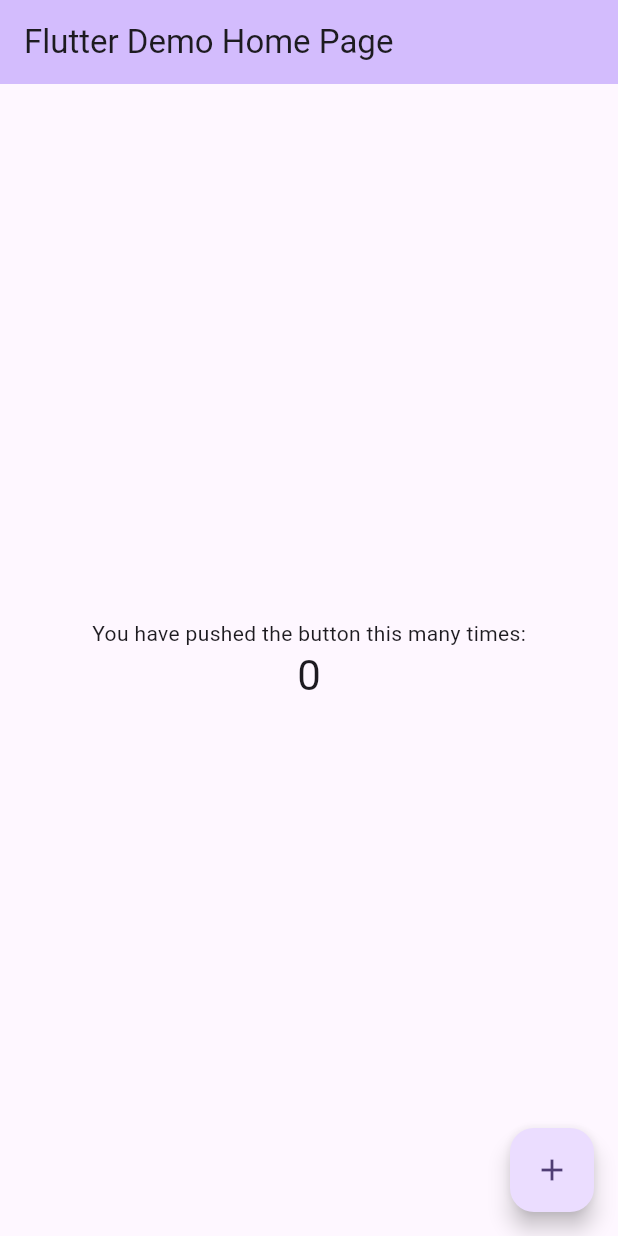
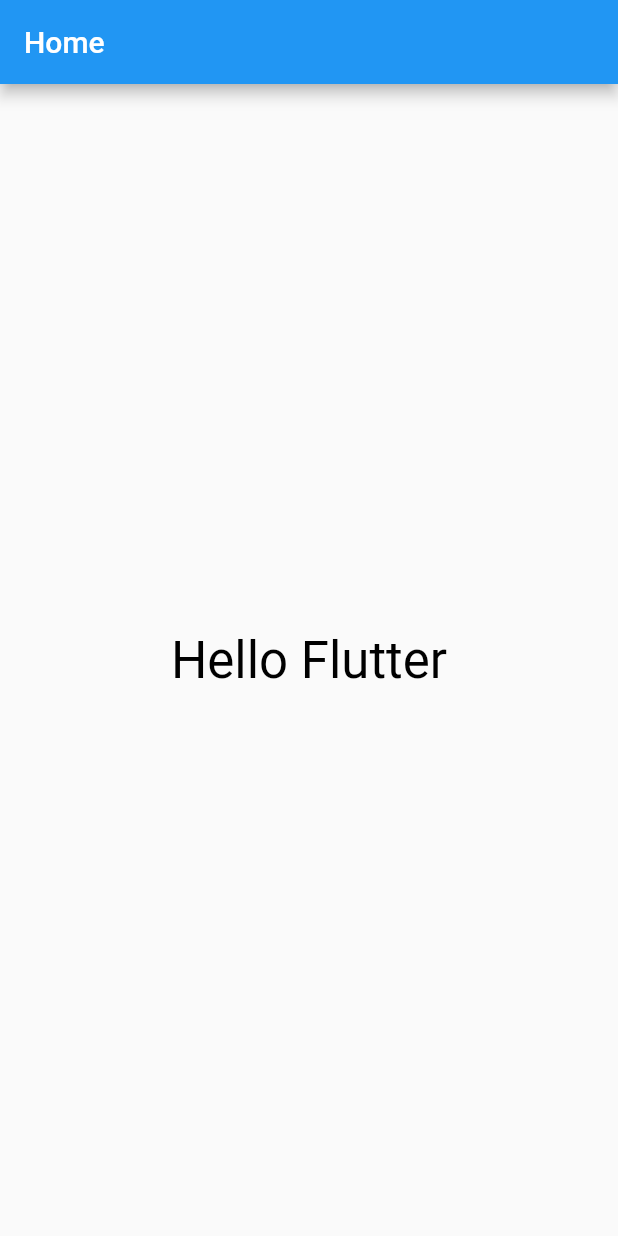
Before and after one commit to csearafat01/flutter_module_7, a Flutter app: the screen it shows after launch, on a phone screen of 412 x 824 dp. Run offline on Flutter 3.47's test engine with Material 2 defaults, Android fonts, the light colour scheme and no system bars.

Commit message:
MediaQuery

```diff
--- a/lib/main.dart
+++ b/lib/main.dart
@@ -1,125 +1,45 @@
 import 'package:flutter/material.dart';
+import 'package:flutter_module_7/style.dart';
 
-void main() {
+void main(){
   runApp(const MyApp());
 }
-
 class MyApp extends StatelessWidget {
   const MyApp({super.key});
 
-  // This widget is the root of your application.
   @override
   Widget build(BuildContext context) {
-    return MaterialApp(
-      title: 'Flutter Demo',
-      theme: ThemeData(
-        // This is the theme of your application.
-        //
-        // TRY THIS: Try running your application with "flutter run". You'll see
-        // the application has a blue toolbar. Then, without quitting the app,
-        // try changing the seedColor in the colorScheme below to Colors.green
-        // and then invoke "hot reload" (save your changes or press the "hot
-        // reload" button in a Flutter-supported IDE, or press "r" if you used
-        // the command line to start the app).
-        //
-        // Notice that the counter didn't reset back to zero; the application
-        // state is not lost during the reload. To reset the state, use hot
-        // restart instead.
-        //
-        // This works for code too, not just values: Most code changes can be
-        // tested with just a hot reload.
-        colorScheme: ColorScheme.fromSeed(seedColor: Colors.deepPurple),
-        useMaterial3: true,
-      ),
-      home: const MyHomePage(title: 'Flutter Demo Home Page'),
+    return const MaterialApp(
+      title: 'MediaQuery',
+      debugShowCheckedModeBanner: false,
+      home: HomeScreen(),
     );
   }
 }
-
-class MyHomePage extends StatefulWidget {
-  const MyHomePage({super.key, required this.title});
-
-  // This widget is the home page of your application. It is stateful, meaning
-  // that it has a State object (defined below) that contains fields that affect
-  // how it looks.
-
-  // This class is the configuration for the state. It holds the values (in this
-  // case the title) provided by the parent (in this case the App widget) and
-  // used by the build method of the State. Fields in a Widget subclass are
-  // always marked "final".
-
-  final String title;
-
-  @override
-  State<MyHomePage> createState() => _MyHomePageState();
-}
-
-class _MyHomePageState extends State<MyHomePage> {
-  int _counter = 0;
-
-  void _incrementCounter() {
-    setState(() {
-      // This call to setState tells the Flutter framework that something has
-      // changed in this State, which causes it to rerun the build method below
-      // so that the display can reflect the updated values. If we changed
-      // _counter without calling setState(), then the build method would not be
-      // called again, and so nothing would appear to happen.
-      _counter++;
-    });
-  }
+class HomeScreen extends StatelessWidget {
+  const HomeScreen({super.key});
 
   @override
   Widget build(BuildContext context) {
-    // This method is rerun every time setState is called, for instance as done
-    // by the _incrementCounter method above.
-    //
-    // The Flutter framework has been optimized to make rerunning build methods
-    // fast, so that you can just rebuild anything that needs updating rather
-    // than having to individually change instances of widgets.
+    // var width =   MediaQuery.of(context).size.width;
+    // var height = MediaQuery.of(context).size.height;
+    // var orientation = MediaQuery.of(context).orientation;
     return Scaffold(
       appBar: AppBar(
-        // TRY THIS: Try changing the color here to a specific color (to
-        // Colors.amber, perhaps?) and trigger a hot reload to see the AppBar
-        // change color while the other colors stay the same.
-        backgroundColor: Theme.of(context).colorScheme.inversePrimary,
-        // Here we take the value from the MyHomePage object that was created by
-        // the App.build method, and use it to set our appbar title.
-        title: Text(widget.title),
+        title: const Text('Home'),
       ),
       body: Center(
-        // Center is a layout widget. It takes a single child and positions it
-        // in the middle of the parent.
         child: Column(
-          // Column is also a layout widget. It takes a list of children and
-          // arranges them vertically. By default, it sizes itself to fit its
-          // children horizontally, and tries to be as tall as its parent.
-          //
-          // Column has various properties to control how it sizes itself and
-          // how it positions its children. Here we use mainAxisAlignment to
-          // center the children vertically; the main axis here is the vertical
-          // axis because Columns are vertical (the cross axis would be
-          // horizontal).
-          //
-          // TRY THIS: Invoke "debug painting" (choose the "Toggle Debug Paint"
-          // action in the IDE, or press "p" in the console), to see the
-          // wireframe for each widget.
           mainAxisAlignment: MainAxisAlignment.center,
-          children: <Widget>[
-            const Text(
-              'You have pushed the button this many times:',
-            ),
-            Text(
-              '$_counter',
-              style: Theme.of(context).textTheme.headlineMedium,
-            ),
+          children: [
+            Text('Hello Flutter',style: HeadLine(context))
+            //Text('Screen Width: $width'),
+            // Text('Screen height: $height'),
+            // Text('Screen orientation: $orientation'),
           ],
         ),
       ),
-      floatingActionButton: FloatingActionButton(
-        onPressed: _incrementCounter,
-        tooltip: 'Increment',
-        child: const Icon(Icons.add),
-      ), // This trailing comma makes auto-formatting nicer for build methods.
+
     );
   }
 }
--- /dev/null
+++ b/lib/style.dart
@@ -0,0 +1,17 @@
+import 'package:flutter/material.dart';
+
+TextStyle HeadLine(context){
+  var width = MediaQuery.of(context).size.width;
+
+  if(width<500){
+    return TextStyle(
+      color: Colors.black,
+      fontSize: 34
+    );
+  }else{
+    return TextStyle(
+        color: Colors.blue,
+        fontSize: 65
+    );
+  }
+}
```
